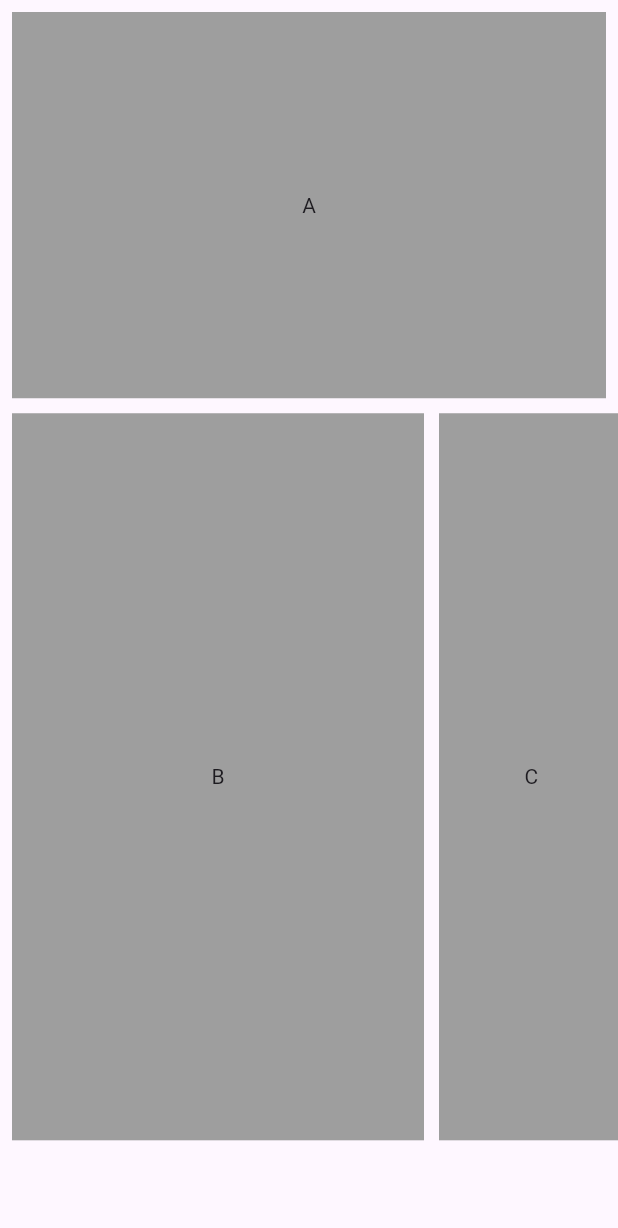
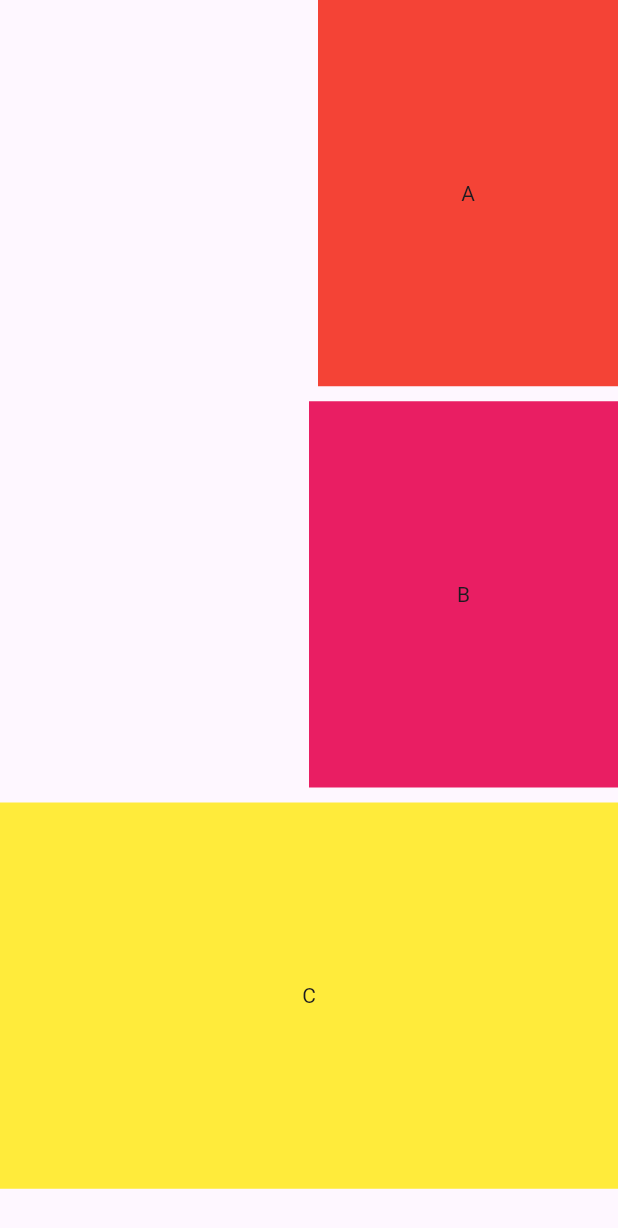
Before and after one commit to MudeNalinNaik/list_data, a Flutter app: the screen it shows after launch, on a phone screen of 412 x 824 dp. Shown: the top 1228 px of the screen. Run offline on Flutter 3.47's test engine with Material 3 defaults, Android fonts, the phone set to English and light mode, and no system bars.

Commit message:
media query_column_testing

```diff
--- a/lib/main.dart
+++ b/lib/main.dart
@@ -1,4 +1,4 @@
-import 'package:flutter/cupertino.dart';
+
 import 'package:flutter/material.dart';
 
 void main() => runApp(MyApp());
@@ -7,9 +7,6 @@ class MyApp extends StatelessWidget {
   @override
   Widget build(BuildContext context) {
     return MaterialApp(
-      theme: ThemeData(
-        primarySwatch: Colors.red,
-      ),
       home: HomePage(),
     );
   }
@@ -21,36 +18,29 @@ class HomePage extends StatelessWidget {
   @override
   Widget build(BuildContext context) {
     return Scaffold(
-      body: Padding(
-        padding: const EdgeInsets.all(8.0),
-        child: Column(
+      body: Column(crossAxisAlignment: CrossAxisAlignment.end,
         children: [
           Container(
-              color: Colors.grey,
+            color: Colors.red,
             child: Center(child: Text('A')),
+            height: MediaQuery.of(context).size.height/3.2,
+            width: 200
+          ),
+          SizedBox(height: 10,),
+          Container(
+            color: Colors.pink,
+            child: Center(child: Text('B')),
+            height: MediaQuery.of(context).size.height/3.2,
+            width: MediaQuery.of(context).size.width/2,
+          ),
+          SizedBox(height: 10,),
+          Container(
+            color: Colors.yellow,
+            child: Center(child: Text('C')),
             height: MediaQuery.of(context).size.height/3.2,
             width: MediaQuery.of(context).size.width,
           ),
-            SizedBox(height: 10,),
-            Row(
-              children: [
-                Container(
-                  color: Colors.grey,
-                  child: Center(child: Text('B')),
-                  height: MediaQuery.of(context).size.height/1.7,
-                  width: MediaQuery.of(context).size.width/1.5,
-                ),
-                SizedBox(width: 10,),
-                Container(
-                  color: Colors.grey,
-                  child: Center(child: Text('C')),
-                  height: MediaQuery.of(context).size.height/1.7,
-                  width: MediaQuery.of(context).size.width/3.35
-                ),
         ],
-            ),
-          ],
-        ),
       ),
     );
   }
```
Lines whose indentation alone changed are shown as unchanged.
